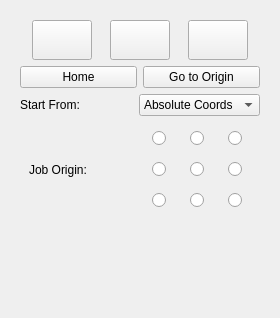
Before: the Qt Designer form src/widgets/panels/laser-panel.ui in flux3dp/swiftray, drawn with Qt 5.
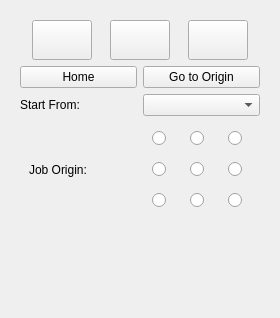
After: the same form once the commit is applied. Icons and pictures are not drawn.

Commit message: Add start from User Origin option in laser panel.

```diff
--- a/src/widgets/panels/laser-panel.ui
+++ b/src/widgets/panels/laser-panel.ui
@@ -157,18 +157,7 @@
           </widget>
          </item>
          <item>
-          <widget class="QComboBox" name="comboBox">
-           <item>
-            <property name="text">
-             <string>Absolute Coords</string>
-            </property>
-           </item>
-           <item>
-            <property name="text">
-             <string>Current Position</string>
-            </property>
-           </item>
-          </widget>
+          <widget class="QComboBox" name="startFromComboBox"/>
          </item>
         </layout>
        </item>
```
The commit also changes 2 other files.
